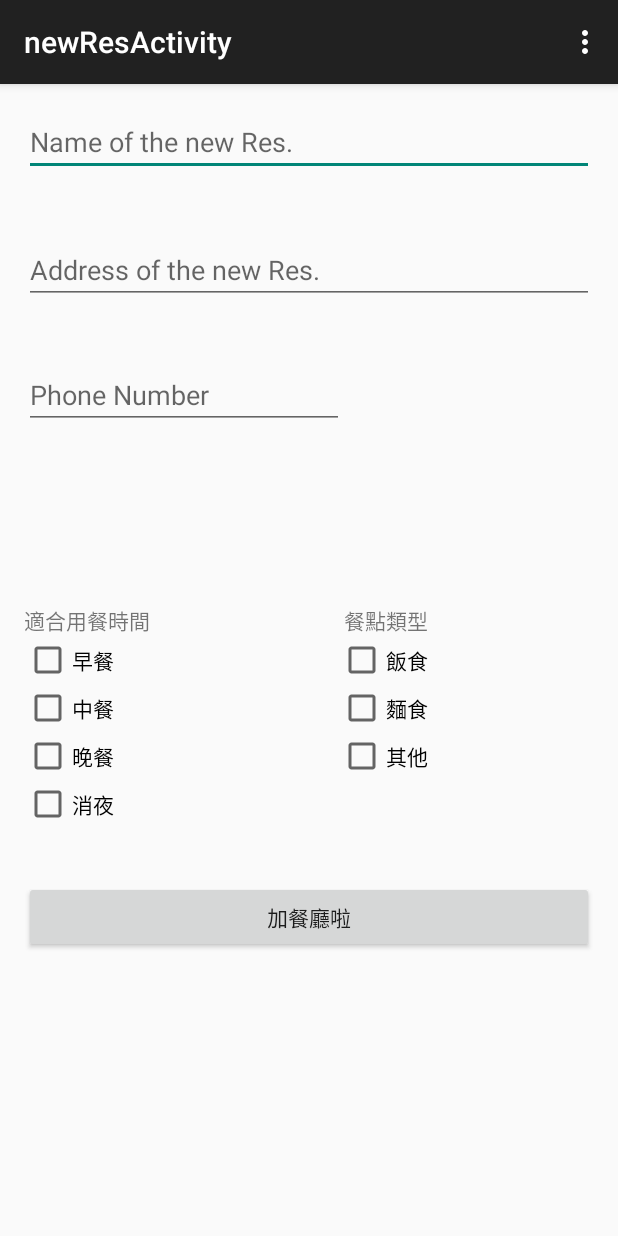
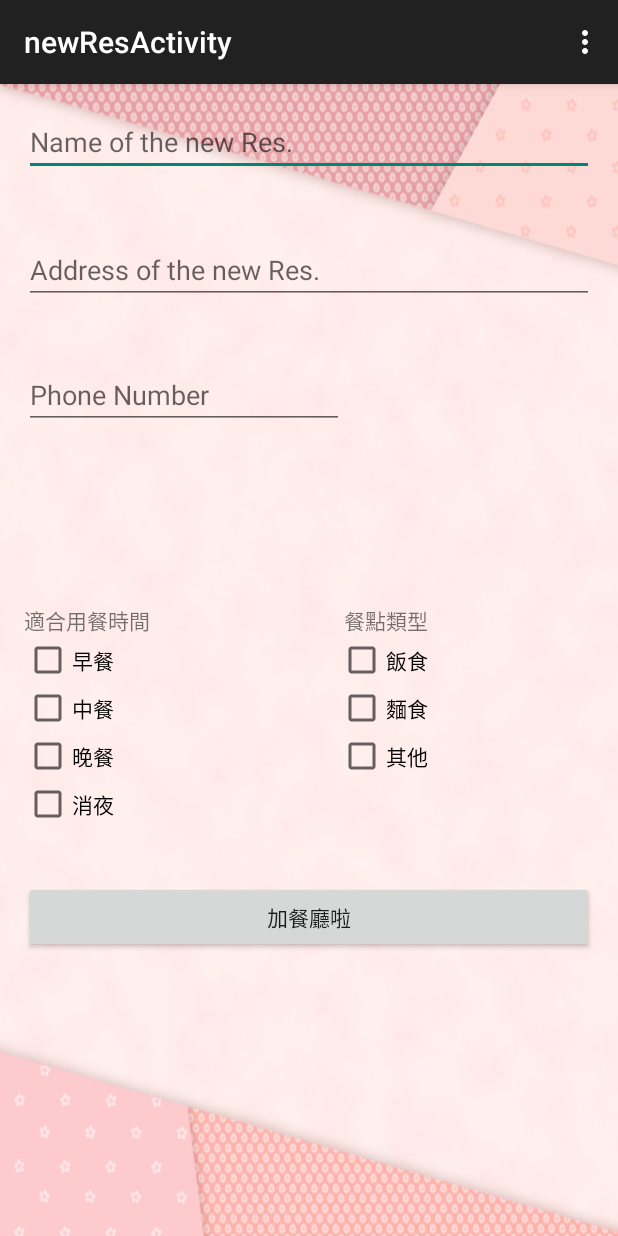
Before and after one commit to yaya0805/What_to_Eat, an Android app: the newResActivity screen opened directly, with no data from a screen before it, on a phone screen of 412 x 824 dp. Run offline under Robolectric (Android 15) with nearby library versions, the phone set to English and light mode, and no system bars; network calls fail; 1 statement that could not run was skipped.

Commit message:
background

```diff
--- a/app/src/main/res/layout/activity_new_res.xml
+++ b/app/src/main/res/layout/activity_new_res.xml
@@ -4,6 +4,7 @@
     android:paddingRight="@dimen/activity_horizontal_margin"
     android:paddingTop="@dimen/activity_vertical_margin"
     android:paddingBottom="@dimen/activity_vertical_margin"
+    android:background="@drawable/background_main"
     tools:context="com.example.user.wteproject.newResActivity">
 
     <EditText
```
